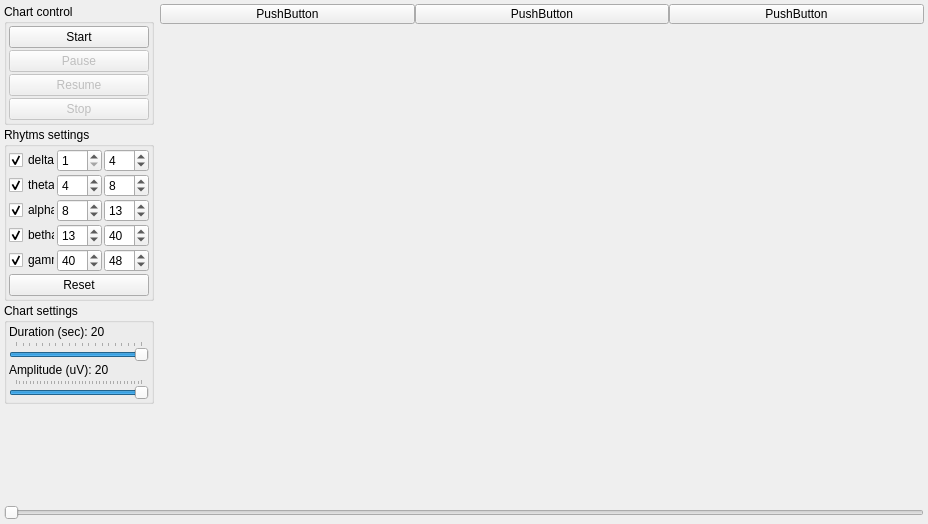
Qt form UI/rhytmwindow.ui (ZarkSPb/BB_Python) before a commit.
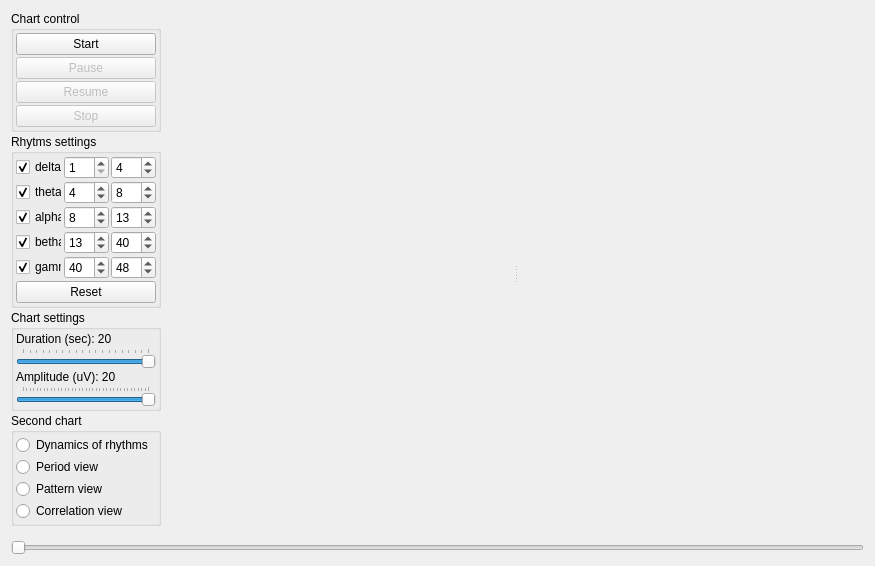
The same form after that commit.

The edit to the form file:
```diff
--- a/UI/rhytmwindow.ui
+++ b/UI/rhytmwindow.ui
@@ -6,115 +6,15 @@
    <rect>
     <x>0</x>
     <y>0</y>
-    <width>928</width>
-    <height>524</height>
+    <width>875</width>
+    <height>566</height>
    </rect>
   </property>
   <property name="windowTitle">
    <string>Rhytms view</string>
   </property>
   <layout class="QGridLayout" name="gridLayout_2">
-   <property name="leftMargin">
-    <number>4</number>
-   </property>
-   <property name="topMargin">
-    <number>4</number>
-   </property>
-   <property name="rightMargin">
-    <number>4</number>
-   </property>
-   <property name="bottomMargin">
-    <number>4</number>
-   </property>
-   <item row="1" column="2">
-    <widget class="QWidget" name="WidgetChartsAnalyze" native="true">
-     <property name="minimumSize">
-      <size>
-       <width>300</width>
-       <height>50</height>
-      </size>
-     </property>
-     <property name="maximumSize">
-      <size>
-       <width>300</width>
-       <height>16777215</height>
-      </size>
-     </property>
-     <layout class="QVBoxLayout" name="LayoutChartsAnalyze">
-      <property name="spacing">
-       <number>0</number>
-      </property>
-      <property name="leftMargin">
-       <number>0</number>
-      </property>
-      <property name="topMargin">
-       <number>0</number>
-      </property>
-      <property name="rightMargin">
-       <number>0</number>
-      </property>
-      <property name="bottomMargin">
-       <number>0</number>
-      </property>
-     </layout>
-    </widget>
-   </item>
-   <item row="2" column="0" colspan="3">
-    <widget class="QSlider" name="SliderChart">
-     <property name="enabled">
-      <bool>true</bool>
-     </property>
-     <property name="minimum">
-      <number>1000</number>
-     </property>
-     <property name="maximum">
-      <number>10000</number>
-     </property>
-     <property name="singleStep">
-      <number>25</number>
-     </property>
-     <property name="pageStep">
-      <number>250</number>
-     </property>
-     <property name="value">
-      <number>1000</number>
-     </property>
-     <property name="sliderPosition">
-      <number>1000</number>
-     </property>
-     <property name="orientation">
-      <enum>Qt::Horizontal</enum>
-     </property>
-    </widget>
-   </item>
-   <item row="1" column="1">
-    <widget class="QWidget" name="WidgetCharts" native="true">
-     <property name="minimumSize">
-      <size>
-       <width>50</width>
-       <height>50</height>
-      </size>
-     </property>
-     <layout class="QVBoxLayout" name="LayoutCharts">
-      <property name="spacing">
-       <number>0</number>
-      </property>
-      <property name="leftMargin">
-       <number>0</number>
-      </property>
-      <property name="topMargin">
-       <number>0</number>
-      </property>
-      <property name="rightMargin">
-       <number>0</number>
-      </property>
-      <property name="bottomMargin">
-       <number>0</number>
-      </property>
-     </layout>
-    </widget>
-   </item>
-   <item row="0" column="0" rowspan="2">
+   <item row="0" column="0">
     <widget class="QWidget" name="WidgetControl" native="true">
      <property name="minimumSize">
       <size>
@@ -513,6 +413,58 @@
         </layout>
        </widget>
       </item>
+      <item>
+       <widget class="QGroupBox" name="groupBox_4">
+        <property name="title">
+         <string>Second chart</string>
+        </property>
+        <layout class="QVBoxLayout" name="verticalLayout_3">
+         <property name="spacing">
+          <number>2</number>
+         </property>
+         <property name="leftMargin">
+          <number>2</number>
+         </property>
+         <property name="topMargin">
+          <number>2</number>
+         </property>
+         <property name="rightMargin">
+          <number>2</number>
+         </property>
+         <property name="bottomMargin">
+          <number>2</number>
+         </property>
+         <item>
+          <widget class="QRadioButton" name="radioButton">
+           <property name="text">
+            <string>Dynamics of rhythms</string>
+           </property>
+          </widget>
+         </item>
+         <item>
+          <widget class="QRadioButton" name="radioButton_2">
+           <property name="text">
+            <string>Period view</string>
+           </property>
+          </widget>
+         </item>
+         <item>
+          <widget class="QRadioButton" name="radioButton_3">
+           <property name="text">
+            <string>Pattern view</string>
+           </property>
+          </widget>
+         </item>
+         <item>
+          <widget class="QRadioButton" name="radioButton_4">
+           <property name="text">
+            <string>Correlation view</string>
+           </property>
+          </widget>
+         </item>
+        </layout>
+       </widget>
+      </item>
       <item>
        <spacer name="verticalSpacer">
         <property name="orientation">
@@ -529,58 +481,116 @@
      </layout>
     </widget>
    </item>
-   <item row="0" column="1" colspan="2">
-    <widget class="QWidget" name="widget" native="true">
-     <property name="minimumSize">
-      <size>
-       <width>0</width>
-       <height>16</height>
-      </size>
+   <item row="1" column="0" colspan="2">
+    <widget class="QSlider" name="SliderChart">
+     <property name="enabled">
+      <bool>true</bool>
      </property>
-     <property name="maximumSize">
-      <size>
-       <width>16777215</width>
-       <height>20</height>
-      </size>
+     <property name="minimum">
+      <number>1000</number>
      </property>
-     <layout class="QHBoxLayout" name="horizontalLayout">
-      <property name="spacing">
-       <number>0</number>
+     <property name="maximum">
+      <number>10000</number>
+     </property>
+     <property name="singleStep">
+      <number>25</number>
+     </property>
+     <property name="pageStep">
+      <number>250</number>
+     </property>
+     <property name="value">
+      <number>1000</number>
+     </property>
+     <property name="sliderPosition">
+      <number>1000</number>
+     </property>
+     <property name="orientation">
+      <enum>Qt::Horizontal</enum>
+     </property>
+    </widget>
+   </item>
+   <item row="0" column="1">
+    <widget class="QSplitter" name="splitter">
+     <property name="toolTipDuration">
+      <number>-1</number>
+     </property>
+     <property name="autoFillBackground">
+      <bool>false</bool>
+     </property>
+     <property name="frameShape">
+      <enum>QFrame::NoFrame</enum>
+     </property>
+     <property name="frameShadow">
+      <enum>QFrame::Plain</enum>
+     </property>
+     <property name="lineWidth">
+      <number>0</number>
+     </property>
+     <property name="midLineWidth">
+      <number>0</number>
+     </property>
+     <property name="orientation">
+      <enum>Qt::Horizontal</enum>
+     </property>
+     <property name="handleWidth">
+      <number>3</number>
+     </property>
+     <widget class="QWidget" name="WidgetCharts" native="true">
+      <property name="minimumSize">
+       <size>
+        <width>0</width>
+        <height>0</height>
+       </size>
       </property>
-      <property name="leftMargin">
-       <number>0</number>
+      <layout class="QVBoxLayout" name="LayoutCharts">
+       <property name="spacing">
+        <number>0</number>
+       </property>
+       <property name="leftMargin">
+        <number>0</number>
+       </property>
+       <property name="topMargin">
+        <number>0</number>
+       </property>
+       <property name="rightMargin">
+        <number>0</number>
+       </property>
+       <property name="bottomMargin">
+        <number>0</number>
+       </property>
+      </layout>
+     </widget>
+     <widget class="QWidget" name="WidgetChartsAnalyse" native="true">
+      <property name="minimumSize">
+       <size>
+        <width>0</width>
+        <height>0</height>
+       </size>
       </property>
-      <property name="topMargin">
-       <number>0</number>
+      <property name="maximumSize">
+       <size>
+        <width>16777215</width>
+        <height>16777215</height>
+       </size>
       </property>
-      <property name="rightMargin">
-       <number>0</number>
-      </property>
-      <property name="bottomMargin">
-       <number>0</number>
-      </property>
-      <item>
-       <widget class="QPushButton" name="pushButton">
-        <property name="text">
-         <string>PushButton</string>
-        </property>
-       </widget>
-      </item>
-      <item>
-       <widget class="QPushButton" name="pushButton_2">
-        <property name="text">
-         <string>PushButton</string>
-        </property>
-       </widget>
-      </item>
-      <item>
-       <widget class="QPushButton" name="pushButton_3">
-        <property name="text">
-         <string>PushButton</string>
-        </property>
-       </widget>
-      </item>
-     </layout>
+      <layout class="QVBoxLayout" name="LayoutChartsAnalyse">
+       <property name="spacing">
+        <number>0</number>
+       </property>
+       <property name="leftMargin">
+        <number>0</number>
+       </property>
+       <property name="topMargin">
+        <number>0</number>
+       </property>
+       <property name="rightMargin">
+        <number>0</number>
+       </property>
+       <property name="bottomMargin">
+        <number>0</number>
+       </property>
+      </layout>
+     </widget>
     </widget>
    </item>
   </layout>
```
